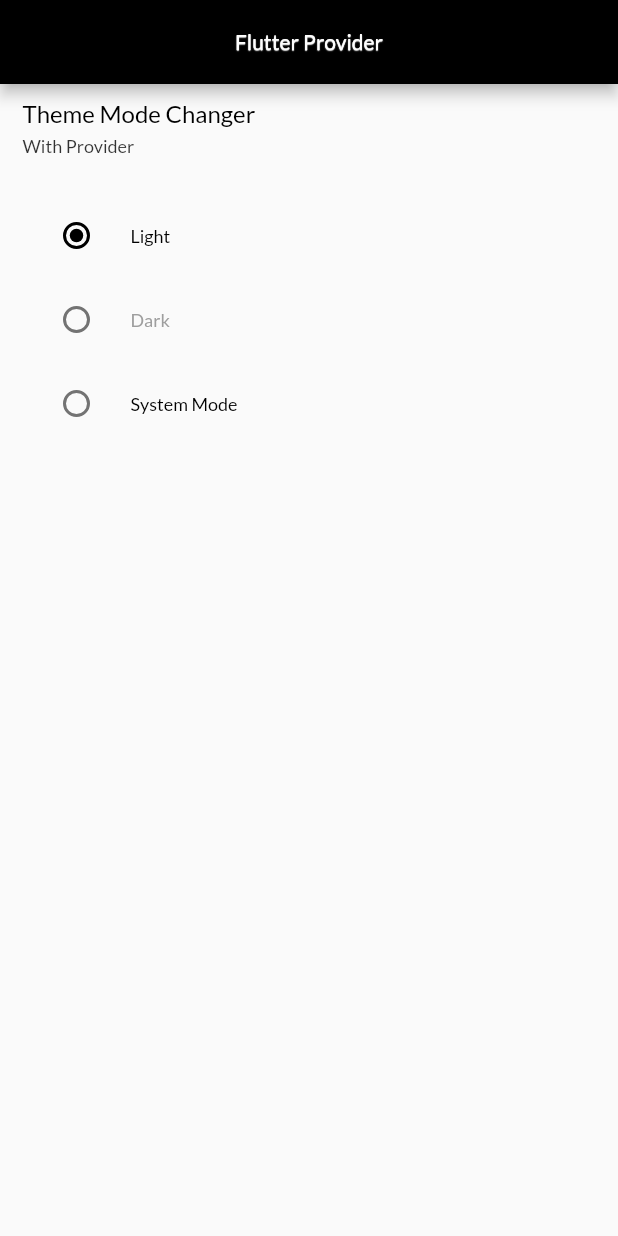
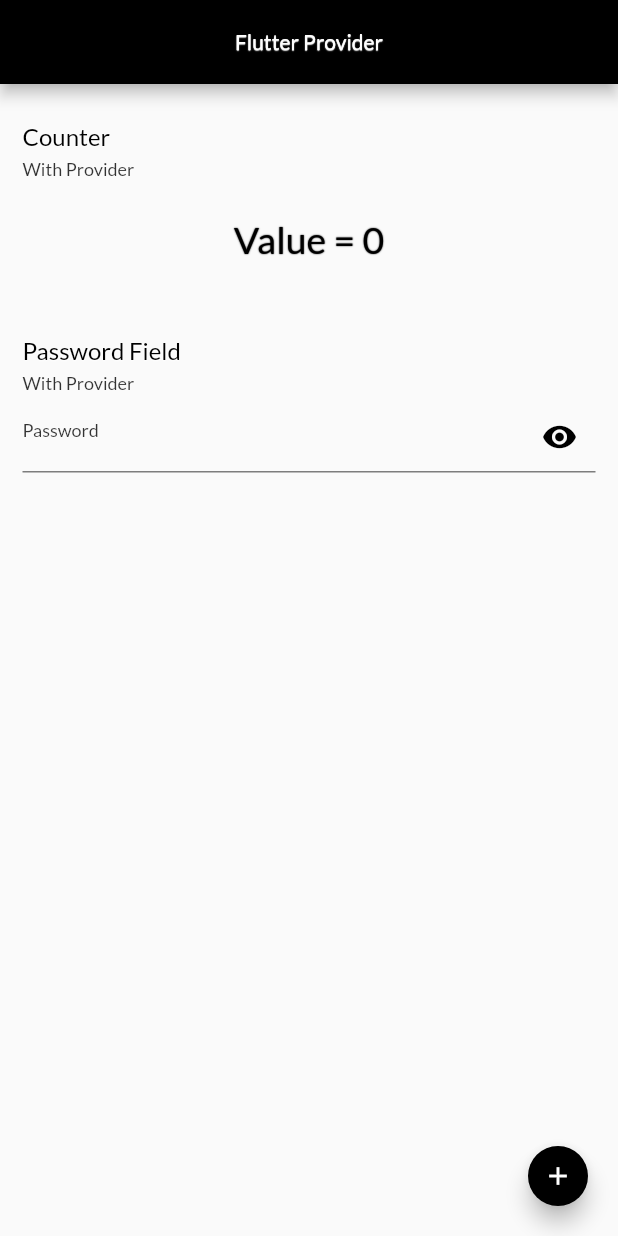
Before and after one commit to thedev97/flutter-provider, a Flutter app: the screen it shows after launch, on a phone screen of 412 x 824 dp. Run offline on Flutter 3.47's test engine with Material 2 defaults, Android fonts, the phone set to English and light mode, and no system bars; our stand-ins replace google_fonts.

Commit message:
Value notifier things done

```diff
--- /dev/null
+++ b/lib/app/modules/value-notifer/value_notifer_listener.dart
@@ -0,0 +1,134 @@
+import 'package:flutter/material.dart';
+import '../../core/values/values.dart';
+
+class ValueNotifierPage extends StatelessWidget {
+  ValueNotifierPage({Key? key}) : super(key: key);
+
+  ValueNotifier<int> _counter = ValueNotifier<int>(0);
+  ValueNotifier<bool> _toggle = ValueNotifier<bool>(false);
+
+  @override
+  Widget build(BuildContext context) {
+    return Scaffold(
+      extendBody: false,
+      resizeToAvoidBottomInset: false,
+      appBar: AppBar(
+        backgroundColor: Colors.black,
+        centerTitle: true,
+        title: Text(
+          "Flutter Provider",
+          style: AppTextStyles.normalText,
+        ),
+      ),
+      body: Padding(
+        padding: const EdgeInsets.symmetric(horizontal: 15),
+        child: Column(
+          mainAxisAlignment: MainAxisAlignment.start,
+          crossAxisAlignment: CrossAxisAlignment.start,
+          children: [
+            const SizedBox(
+              height: 25,
+            ),
+            title(),
+            const SizedBox(
+              height: 5,
+            ),
+            subTitle(),
+            const SizedBox(
+              height: 25,
+            ),
+            ValueListenableBuilder(
+                valueListenable: _counter,
+                builder: (context, value, child) {
+                  return Center(
+                    child: Text(
+                      "Value = ${_counter.value.toString()}",
+                      style: AppTextStyles.header,
+                    ),
+                  );
+                }),
+            const SizedBox(
+              height: 50,
+            ),
+            title2(),
+            const SizedBox(
+              height: 5,
+            ),
+            subTitle(),
+            const SizedBox(
+              height: 5,
+            ),
+            ValueListenableBuilder(
+                valueListenable: _toggle,
+                builder: (context, value, child) {
+                  return Center(
+                    child: TextFormField(
+                      obscureText: _toggle.value,
+                      style: AppTextStyles.listText,
+                      decoration: InputDecoration(
+                        hintText: "Password",
+                        hintStyle: AppTextStyles.subHeader,
+                        suffixIcon: GestureDetector(
+                          onTap: () => _toggle.value = !_toggle.value,
+                          child: Icon(
+                            _toggle.value
+                                ? Icons.visibility_off
+                                : Icons.visibility,
+                            color: Colors.black,
+                          ),
+                        ),
+                        focusedBorder: UnderlineInputBorder(
+                          borderSide: BorderSide(
+                            color: Colors.green.withOpacity(0.5),
+                            width: 1.0,
+                          ),
+                        ),
+                        enabledBorder: UnderlineInputBorder(
+                          borderSide: BorderSide(
+                            color: Colors.black.withOpacity(0.5),
+                            width: 1.0,
+                          ),
+                        ),
+                      ),
+                    ),
+                  );
+                })
+          ],
+        ),
+      ),
+      floatingActionButton: FloatingActionButton(
+        onPressed: () {
+          _counter.value++;
+        },
+        backgroundColor: Colors.black,
+        mini: true,
+        child: const Icon(
+          Icons.add,
+          color: Colors.white,
+          size: 20,
+        ),
+      ),
+    );
+  }
+
+  Widget title() {
+    return Text(
+      'Counter',
+      style: AppTextStyles.titleText,
+    );
+  }
+
+  Widget title2() {
+    return Text(
+      'Password Field',
+      style: AppTextStyles.titleText,
+    );
+  }
+
+  Widget subTitle() {
+    return Text(
+      'With Provider',
+      style: AppTextStyles.subHeader,
+    );
+  }
+}
--- a/lib/main.dart
+++ b/lib/main.dart
@@ -1,11 +1,10 @@
 import 'package:flutter/material.dart';
-import 'package:master_provider/app/core/values/values.dart';
 import 'app/provider/theme_state.dart';
 import 'package:provider/provider.dart';
 import 'app/provider/slider_state.dart';
 import 'app/provider/counter_state.dart';
 import 'app/provider/favourite_state.dart';
-import 'app/modules/theme/theme_mode.dart';
+import 'app/modules/value-notifer/value_notifer_listener.dart';
 
 void main() {
   runApp(const MyApp());
@@ -43,7 +42,7 @@ class MyApp extends StatelessWidget {
               ),
               themeMode: themeChangerProvider.themeMode,
               darkTheme: ThemeData(brightness: Brightness.dark),
-              home: const ThemeChanger(),
+              home: ValueNotifierPage(),
             );
           },
         ));
```
